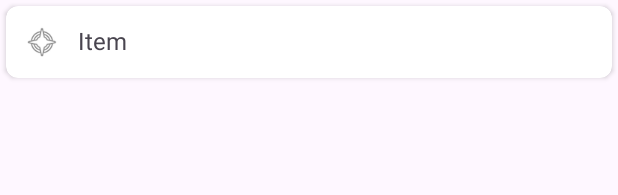
After one commit to GuerraAna/CustomViewCookBook, an Android app: the layout item_data.xml on its own in the app's theme, with its tools: preview values and no code run, on a phone screen of 412 x 824 dp. The commit adds this screen. Shown: the top 195 px of the screen. Run offline under Robolectric (Android 15) with nearby library versions, the phone set to English and light mode, and no system bars.

Commit message:
feat: display processed items in a RecyclerView
Introduces a `RecyclerView` to display a list of items as they are processed during the banner's count-up flow.

-   **`MainViewModel.kt`**
    -   Renames `state` to `bannerState` for clarity.
    -   Adds a new `itemsList` StateFlow to hold the list of processed items.
    -   Updates `startBannerCountUp` to collect the new item from the use case and append it to the `itemsList`.

-   **`MainCounterUseCase.kt`**
    -   Modifies `startCountUp()` to emit a `Triple` containing the current count, total count, and a string representing the processed item (e.g., "Count 1").

-   **`MainActivity.kt`**
    -   Observes the new `itemsList` Flow from the ViewModel.
    -   Updates an `ItemsAdapter` with the latest list and sets the `RecyclerView`'s visibility.
    -   Subscribes to the renamed `bannerState` Flow.

-   **`ItemsAdapter.kt` & `item_data.xml`**
    -   Adds a new `ItemsAdapter` and a corresponding `item_data.xml` layout to render the list of processed items in the `RecyclerView`.

-   **`activity_main.xml`**
    -   Adds a `RecyclerView` to the main layout to display the items.

```diff
--- /dev/null
+++ b/app/src/main/res/layout/item_data.xml
@@ -0,0 +1,33 @@
+<?xml version="1.0" encoding="utf-8"?>
+<androidx.cardview.widget.CardView
+	xmlns:android="http://schemas.android.com/apk/res/android"
+	xmlns:app="http://schemas.android.com/apk/res-auto"
+	xmlns:tools="http://schemas.android.com/tools"
+	android:layout_width="match_parent"
+	android:layout_height="wrap_content"
+	android:layout_margin="4dp"
+	app:cardCornerRadius="8dp"
+	app:cardElevation="2dp">
+
+	<androidx.appcompat.widget.LinearLayoutCompat
+		android:layout_width="match_parent"
+		android:layout_height="wrap_content"
+		android:orientation="horizontal"
+		android:padding="12dp">
+
+		<androidx.appcompat.widget.AppCompatImageView
+			android:layout_width="24dp"
+			android:layout_height="24dp"
+			android:layout_marginEnd="12dp"
+			android:src="@android:drawable/ic_menu_compass" />
+
+		<TextView
+			android:id="@+id/tvItemName"
+			android:layout_width="0dp"
+			android:layout_height="wrap_content"
+			android:layout_weight="1"
+			android:textSize="16sp"
+			tools:text="Item" />
+
+	</androidx.appcompat.widget.LinearLayoutCompat>
+</androidx.cardview.widget.CardView>
```
Also changed, not shown: app/src/main/java/com/example/customviewcookbook/ItemsAdapter.kt (added, +42 -0 lines), app/src/main/java/com/example/customviewcookbook/MainActivity.kt (+12 -1 lines), app/src/main/java/com/example/customviewcookbook/MainCounterUseCase.kt (+12 -3 lines), app/src/main/java/com/example/customviewcookbook/MainViewModel.kt (+16 -7 lines), app/src/main/res/layout/activity_main.xml (+12 -0 lines).
